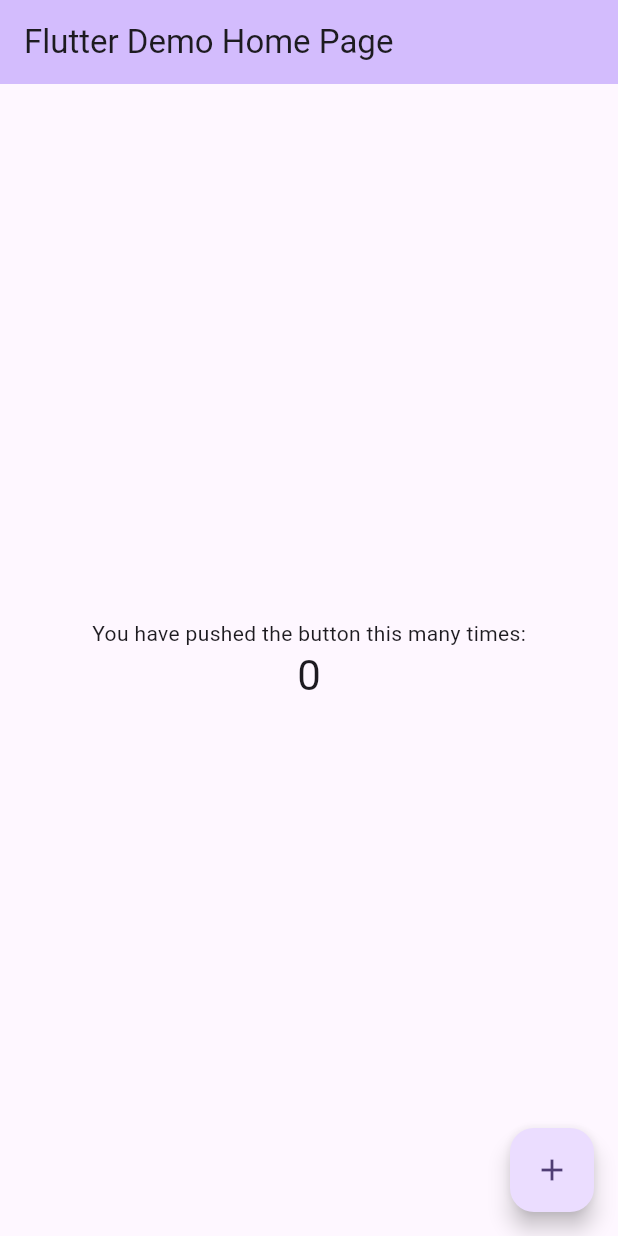
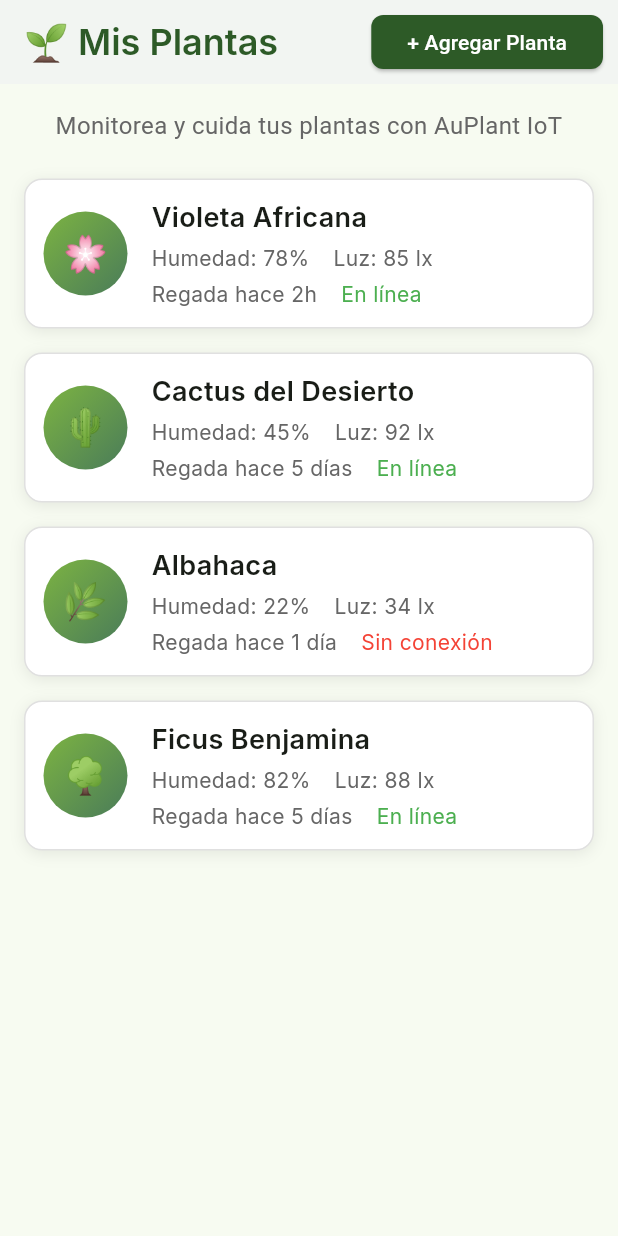
Before and after one commit to F33gz/AuPlant, a Flutter app: the screen it shows after launch, on a phone screen of 412 x 824 dp. Run offline on Flutter 3.47's test engine with Material 3 defaults, Android fonts, the phone set to English and light mode, and no system bars; our stand-ins replace google_fonts.

Commit message:
feat: Add HomePage and PlantCard widgets for plant monitoring interface

```diff
--- a/lib/main.dart
+++ b/lib/main.dart
@@ -1,4 +1,5 @@
 import 'package:flutter/material.dart';
+import 'widgets/home_page.dart';
 
 void main() {
   runApp(const MyApp());
@@ -7,116 +8,15 @@ void main() {
 class MyApp extends StatelessWidget {
   const MyApp({super.key});
 
-  // This widget is the root of your application.
   @override
   Widget build(BuildContext context) {
     return MaterialApp(
-      title: 'Flutter Demo',
+      title: 'AuPlant IoT',
       theme: ThemeData(
-        // This is the theme of your application.
-        //
-        // TRY THIS: Try running your application with "flutter run". You'll see
-        // the application has a purple toolbar. Then, without quitting the app,
-        // try changing the seedColor in the colorScheme below to Colors.green
-        // and then invoke "hot reload" (save your changes or press the "hot
-        // reload" button in a Flutter-supported IDE, or press "r" if you used
-        // the command line to start the app).
-        //
-        // Notice that the counter didn't reset back to zero; the application
-        // state is not lost during the reload. To reset the state, use hot
-        // restart instead.
-        //
-        // This works for code too, not just values: Most code changes can be
-        // tested with just a hot reload.
-        colorScheme: ColorScheme.fromSeed(seedColor: Colors.deepPurple),
+        colorScheme: ColorScheme.fromSeed(seedColor: Colors.green),
+        useMaterial3: true,
       ),
-      home: const MyHomePage(title: 'Flutter Demo Home Page'),
+      home: const HomePage(),
     );
   }
 }
-
-class MyHomePage extends StatefulWidget {
-  const MyHomePage({super.key, required this.title});
-
-  // This widget is the home page of your application. It is stateful, meaning
-  // that it has a State object (defined below) that contains fields that affect
-  // how it looks.
-
-  // This class is the configuration for the state. It holds the values (in this
-  // case the title) provided by the parent (in this case the App widget) and
-  // used by the build method of the State. Fields in a Widget subclass are
-  // always marked "final".
-
-  final String title;
-
-  @override
-  State<MyHomePage> createState() => _MyHomePageState();
-}
-
-class _MyHomePageState extends State<MyHomePage> {
-  int _counter = 0;
-
-  void _incrementCounter() {
-    setState(() {
-      // This call to setState tells the Flutter framework that something has
-      // changed in this State, which causes it to rerun the build method below
-      // so that the display can reflect the updated values. If we changed
-      // _counter without calling setState(), then the build method would not be
-      // called again, and so nothing would appear to happen.
-      _counter++;
-    });
-  }
-
-  @override
-  Widget build(BuildContext context) {
-    // This method is rerun every time setState is called, for instance as done
-    // by the _incrementCounter method above.
-    //
-    // The Flutter framework has been optimized to make rerunning build methods
-    // fast, so that you can just rebuild anything that needs updating rather
-    // than having to individually change instances of widgets.
-    return Scaffold(
-      appBar: AppBar(
-        // TRY THIS: Try changing the color here to a specific color (to
-        // Colors.amber, perhaps?) and trigger a hot reload to see the AppBar
-        // change color while the other colors stay the same.
-        backgroundColor: Theme.of(context).colorScheme.inversePrimary,
-        // Here we take the value from the MyHomePage object that was created by
-        // the App.build method, and use it to set our appbar title.
-        title: Text(widget.title),
-      ),
-      body: Center(
-        // Center is a layout widget. It takes a single child and positions it
-        // in the middle of the parent.
-        child: Column(
-          // Column is also a layout widget. It takes a list of children and
-          // arranges them vertically. By default, it sizes itself to fit its
-          // children horizontally, and tries to be as tall as its parent.
-          //
-          // Column has various properties to control how it sizes itself and
-          // how it positions its children. Here we use mainAxisAlignment to
-          // center the children vertically; the main axis here is the vertical
-          // axis because Columns are vertical (the cross axis would be
-          // horizontal).
-          //
-          // TRY THIS: Invoke "debug painting" (choose the "Toggle Debug Paint"
-          // action in the IDE, or press "p" in the console), to see the
-          // wireframe for each widget.
-          mainAxisAlignment: MainAxisAlignment.center,
-          children: <Widget>[
-            const Text('You have pushed the button this many times:'),
-            Text(
-              '$_counter',
-              style: Theme.of(context).textTheme.headlineMedium,
-            ),
-          ],
-        ),
-      ),
-      floatingActionButton: FloatingActionButton(
-        onPressed: _incrementCounter,
-        tooltip: 'Increment',
-        child: const Icon(Icons.add),
-      ), // This trailing comma makes auto-formatting nicer for build methods.
-    );
-  }
-}
--- /dev/null
+++ b/lib/widgets/home_page.dart
@@ -0,0 +1,115 @@
+import 'package:flutter/material.dart';
+import 'package:google_fonts/google_fonts.dart';
+import 'plant_card.dart';
+
+class HomePage extends StatelessWidget {
+  const HomePage({super.key});
+
+  @override
+  Widget build(BuildContext context) {
+    return Scaffold(
+      appBar: AppBar(
+        backgroundColor: Colors.white,
+        automaticallyImplyLeading: false,
+        title: Row(
+          mainAxisSize: MainAxisSize.max,
+          children: [
+            Text(
+              '🌱 Mis Plantas',
+              style: GoogleFonts.inter(
+                fontSize: 24,
+                fontWeight: FontWeight.w600,
+                color: const Color(0xFF2D5A27),
+              ),
+            ),
+          ],
+        ),
+        actions: [
+          Padding(
+            padding: const EdgeInsets.all(10),
+            child: ElevatedButton(
+              onPressed: () {
+                // Add plant action
+              },
+              style: ElevatedButton.styleFrom(
+                backgroundColor: const Color(0xFF2D5A27),
+                shape: RoundedRectangleBorder(
+                  borderRadius: BorderRadius.circular(8),
+                ),
+              ),
+              child: const Text(
+                '+ Agregar Planta',
+                style: TextStyle(
+                  color: Colors.white,
+                  fontSize: 14,
+                  fontWeight: FontWeight.w500,
+                ),
+              ),
+            ),
+          ),
+        ],
+        centerTitle: false,
+        elevation: 2,
+      ),
+      body: SafeArea(
+        child: Padding(
+          padding: const EdgeInsets.all(16.0),
+          child: SingleChildScrollView(
+            child: Column(
+              crossAxisAlignment: CrossAxisAlignment.center,
+              children: [
+                const Text(
+                  'Monitorea y cuida tus plantas con AuPlant IoT',
+                  textAlign: TextAlign.center,
+                  style: TextStyle(
+                    fontSize: 16,
+                    color: Color(0xFF666666),
+                  ),
+                ),
+                const SizedBox(height: 16),
+                ListView(
+                  shrinkWrap: true,
+                  physics: const NeverScrollableScrollPhysics(),
+                  children: [
+                    PlantCard(
+                      plantName: 'Violeta Africana',
+                      emoji: '🌸',
+                      humidity: '78%',
+                      light: '85 lx',
+                      lastWatered: 'Regada hace 2h',
+                      isOnline: true,
+                    ),
+                    PlantCard(
+                      plantName: 'Cactus del Desierto',
+                      emoji: '🌵',
+                      humidity: '45%',
+                      light: '92 lx',
+                      lastWatered: 'Regada hace 5 días',
+                      isOnline: true,
+                    ),
+                    PlantCard(
+                      plantName: 'Albahaca',
+                      emoji: '🌿',
+                      humidity: '22%',
+                      light: '34 lx',
+                      lastWatered: 'Regada hace 1 día',
+                      isOnline: false,
+                    ),
+                    PlantCard(
+                      plantName: 'Ficus Benjamina',
+                      emoji: '🌳',
+                      humidity: '82%',
+                      light: '88 lx',
+                      lastWatered: 'Regada hace 5 días',
+                      isOnline: true,
+                    ),
+                  ],
+                ),
+              ],
+            ),
+          ),
+        ),
+      ),
+    );
+  }
+}
--- /dev/null
+++ b/lib/widgets/plant_card.dart
@@ -0,0 +1,129 @@
+import 'package:flutter/material.dart';
+import 'package:google_fonts/google_fonts.dart';
+
+class PlantCard extends StatelessWidget {
+  final String plantName;
+  final String emoji;
+  final String humidity;
+  final String light;
+  final String lastWatered;
+  final bool isOnline;
+
+  const PlantCard({
+    super.key,
+    required this.plantName,
+    required this.emoji,
+    required this.humidity,
+    required this.light,
+    required this.lastWatered,
+    required this.isOnline,
+  });
+
+  @override
+  Widget build(BuildContext context) {
+    return Padding(
+      padding: const EdgeInsets.symmetric(vertical: 8.0),
+      child: Container(
+        decoration: BoxDecoration(
+          color: Colors.white,
+          boxShadow: const [
+            BoxShadow(
+              blurRadius: 8,
+              color: Color(0x14000000),
+              offset: Offset(0, 2),
+            ),
+          ],
+          borderRadius: BorderRadius.circular(12),
+          border: Border.all(
+            color: const Color(0xFFE0E0E0),
+            width: 1,
+          ),
+        ),
+        child: Padding(
+          padding: const EdgeInsets.all(12.0),
+          child: Row(
+            children: [
+              Container(
+                width: 56,
+                height: 56,
+                decoration: BoxDecoration(
+                  gradient: const LinearGradient(
+                    colors: [Color(0xFF7CB342), Color(0xFF4A7C59)],
+                    begin: Alignment.topLeft,
+                    end: Alignment.bottomRight,
+                  ),
+                  shape: BoxShape.circle,
+                ),
+                child: Center(
+                  child: Text(
+                    emoji,
+                    style: const TextStyle(
+                      fontSize: 24,
+                    ),
+                  ),
+                ),
+              ),
+              const SizedBox(width: 16),
+              Expanded(
+                child: Column(
+                  crossAxisAlignment: CrossAxisAlignment.start,
+                  children: [
+                    Text(
+                      plantName,
+                      style: GoogleFonts.inter(
+                        fontSize: 18,
+                        fontWeight: FontWeight.w600,
+                      ),
+                    ),
+                    const SizedBox(height: 4),
+                    Row(
+                      children: [
+                        Text(
+                          'Humedad: $humidity',
+                          style: GoogleFonts.inter(
+                            fontSize: 14,
+                            color: const Color(0xFF666666),
+                          ),
+                        ),
+                        const SizedBox(width: 16),
+                        Text(
+                          'Luz: $light',
+                          style: GoogleFonts.inter(
+                            fontSize: 14,
+                            color: const Color(0xFF666666),
+                          ),
+                        ),
+                      ],
+                    ),
+                    const SizedBox(height: 4),
+                    Row(
+                      children: [
+                        Text(
+                          lastWatered,
+                          style: GoogleFonts.inter(
+                            fontSize: 14,
+                            color: const Color(0xFF666666),
+                          ),
+                        ),
+                        const SizedBox(width: 16),
+                        Text(
+                          isOnline ? 'En línea' : 'Sin conexión',
+                          style: GoogleFonts.inter(
+                            fontSize: 14,
+                            color: isOnline
+                                ? const Color(0xFF4CAF50)
+                                : const Color(0xFFF44336),
+                          ),
+                        ),
+                      ],
+                    ),
+                  ],
+                ),
+              ),
+            ],
+          ),
+        ),
+      ),
+    );
+  }
+}
```
